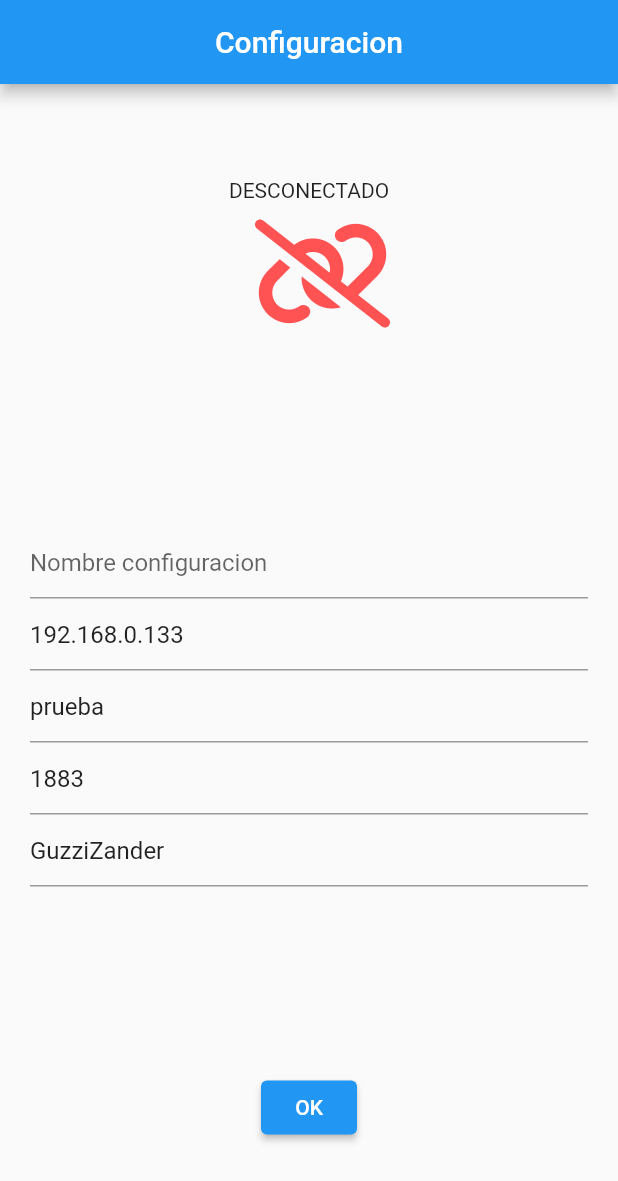
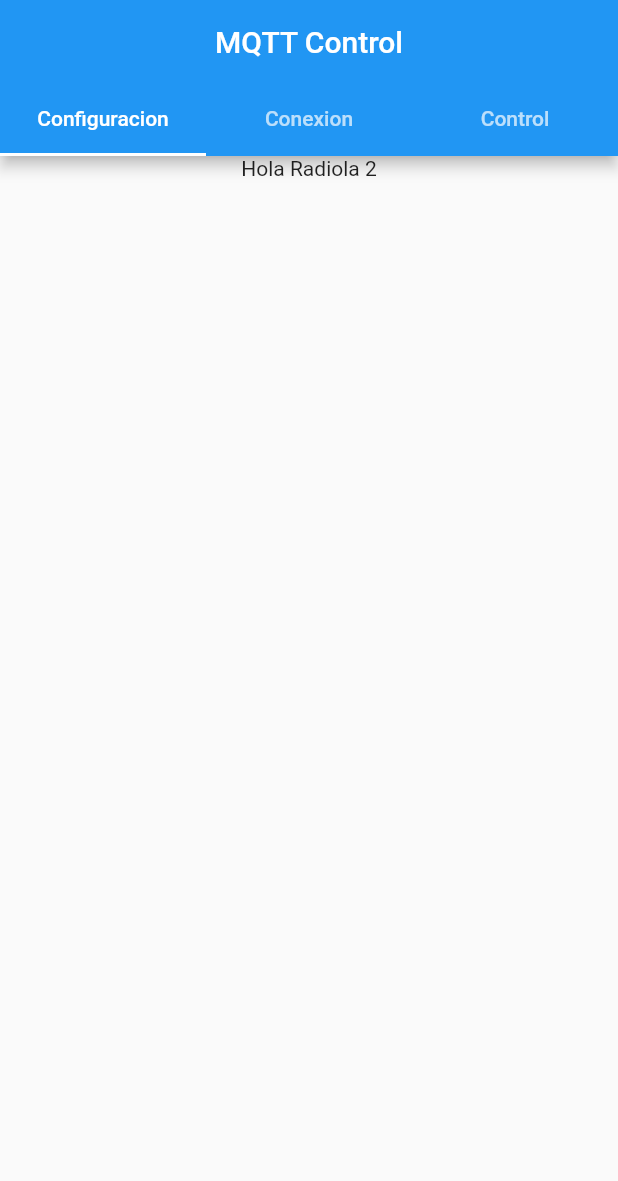
Before and after one commit to Guzzizander/mqtt_control_2, a Flutter app: the screen it shows after launch, on a phone screen of 412 x 824 dp. Shown: the top 1181 px of the screen. Run offline on Flutter 3.47's test engine with Material 2 defaults, Android fonts, the phone set to English and light mode, and no system bars; our stand-ins replace font_awesome_flutter; missing offline and left inert: mqtt_client.

Commit message:
Añadida TabBar

```diff
--- a/lib/src/screens/configuracion.dart
+++ b/lib/src/screens/configuracion.dart
@@ -13,7 +13,28 @@
   State<Configuracion> createState() => _Configuracion();
 }
 
-class _Configuracion extends State<Configuracion> {
+class _Configuracion extends State<Configuracion>
+    with SingleTickerProviderStateMixin {
+  TabController? _tabController;
+
+  @override
+  void initState() {
+    super.initState();
+    _tabController = TabController(length: 3, vsync: this);
+  }
+
+  @override
+  // Clean up the controller when the widget is disposed.
+  void dispose() {
+    _tabController!.dispose();
+    tConfig.dispose();
+    tBroker.dispose();
+    tTopic.dispose();
+    tPort.dispose();
+    tIdentificador.dispose();
+    super.dispose();
+  }
+
   Color _iconColor = Colors.redAccent;
 
   final tConfig = TextEditingController();
@@ -21,16 +42,6 @@
   final tTopic = TextEditingController();
   final tPort = TextEditingController();
   final tIdentificador = TextEditingController();
-
-  // Clean up the controller when the widget is disposed.
-  void dispose() {
-    tConfig.dispose();
-    tBroker.dispose();
-    tTopic.dispose();
-    tPort.dispose();
-    tIdentificador.dispose();
-    super.dispose();
-  }
 
   void cargaDatos() {
     tBroker.text = vars.broker;
@@ -45,10 +56,22 @@
     cargaDatos();
     return Scaffold(
       appBar: AppBar(
-        title: const Text('Configuracion'),
+        title: const Text('MQTT Control'),
         centerTitle: true,
+        bottom: TabBar(controller: _tabController, tabs: [
+          Tab(text: 'Configuracion'),
+          Tab(text: 'Conexion'),
+          Tab(text: 'Control'),
+        ]),
       ),
-      body: Center(
+      body: TabBarView(
+        controller: _tabController,
+        children: [
+          Text(
+            "Hola Radiola 2",
+            textAlign: TextAlign.center,
+          ),
+          Center(
             child: Column(
               mainAxisAlignment: MainAxisAlignment.spaceAround,
               children: <Widget>[
@@ -100,11 +123,13 @@
                         ),
                         TextField(
                           controller: tPort,
-                      decoration: InputDecoration(hintText: 'Puerto (1883)'),
+                          decoration:
+                              InputDecoration(hintText: 'Puerto (1883)'),
                         ),
                         TextField(
                           controller: tIdentificador,
-                      decoration: InputDecoration(hintText: 'Identificador'),
+                          decoration:
+                              InputDecoration(hintText: 'Identificador'),
                         ),
                       ]),
                 ),
@@ -114,12 +139,16 @@
                     Navigator.push(
                       context,
                       MaterialPageRoute(
-                      builder: (context) => const Control(title: 'Control')),
+                          builder: (context) =>
+                              const Control(title: 'Control')),
                     );
                   },
                 ),
               ],
             ),
+          ),
+          Control(title: 'Control'),
+        ],
       ),
     );
   }
--- a/lib/src/screens/control.dart
+++ b/lib/src/screens/control.dart
@@ -25,10 +25,12 @@
 
   Widget build(BuildContext context) {
     return Scaffold(
+      /*
       appBar: AppBar(
         title: const Text('MQTT Control 2'),
         centerTitle: true,
       ),
+      */
       body: Center(
         child: Column(
           mainAxisAlignment: MainAxisAlignment.spaceAround,
```
Lines whose indentation alone changed are shown as unchanged.
